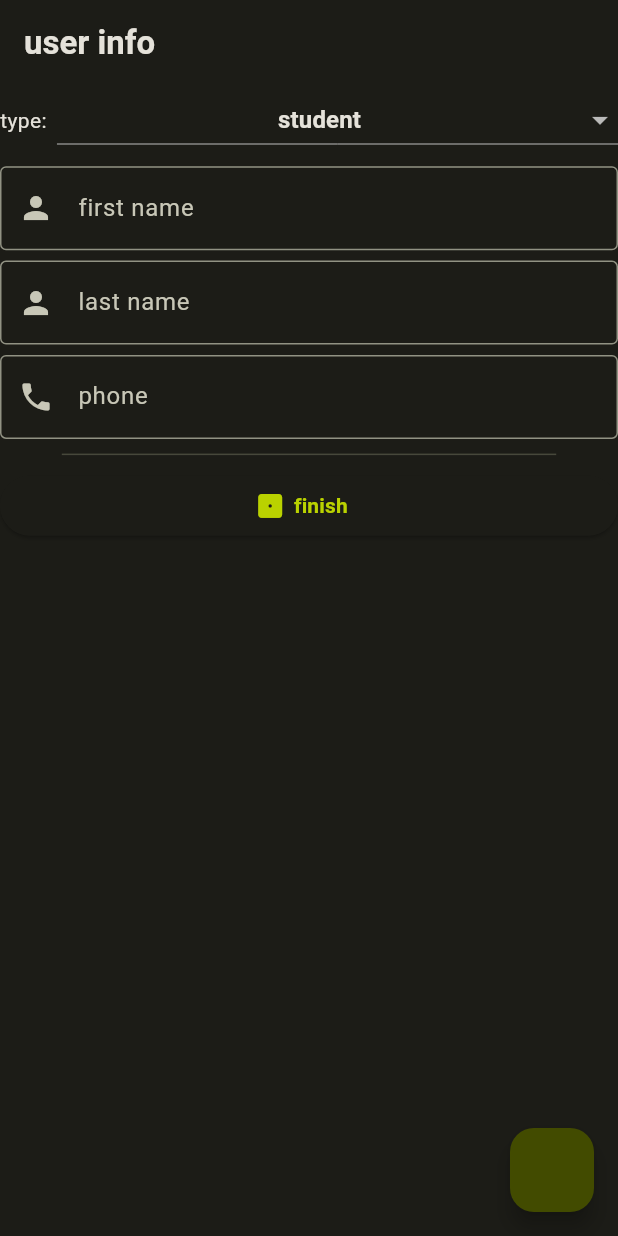
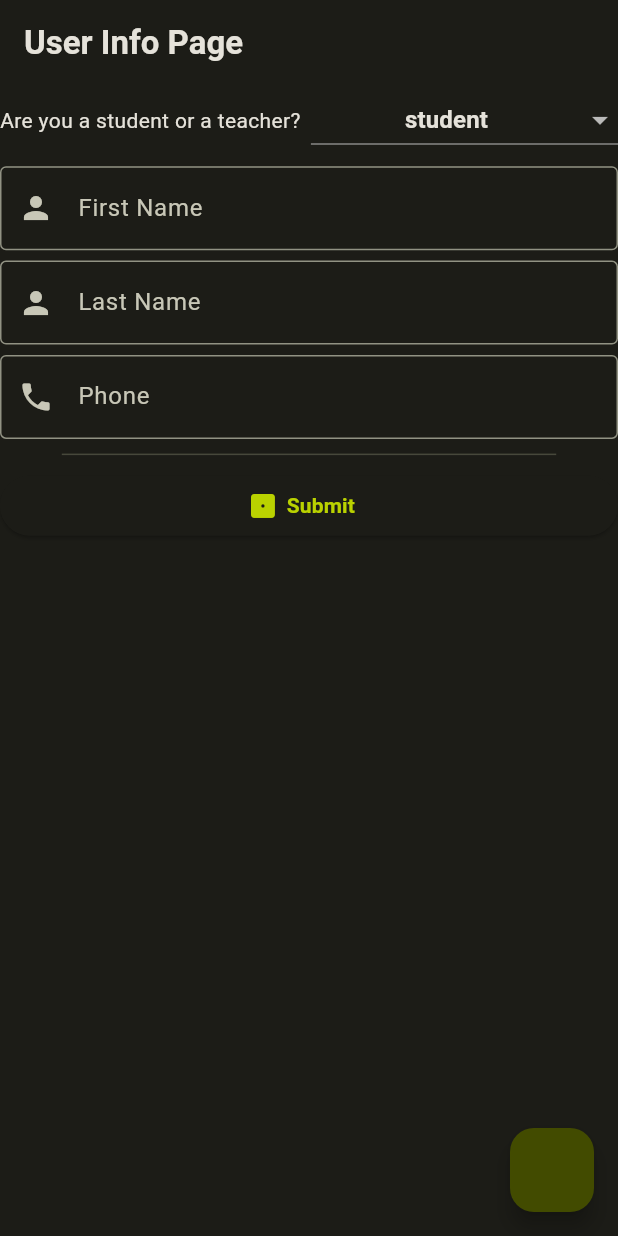
Before and after one commit to Mohamedabdeltawab86/quiz_app_new, a Flutter app: the UserTypeAndInfo screen opened by its route, on a phone screen of 412 x 824 dp. Run offline on Flutter 3.47's test engine with Material 3 defaults, Android fonts, the phone set to English and light mode, and no system bars; our stand-ins replace bloc, cloud_firestore, equatable, firebase_auth, firebase_core, firebase_storage and 10 more; accounts and stored records are empty; generated files the repository leaves out were written again; network calls fail; Roboto replaces fonts that are missing (Cairo).

Commit message:
add localizations

```diff
--- a/lib/l10n/intl_en.arb
+++ b/lib/l10n/intl_en.arb
@@ -19,11 +19,21 @@
   "passwordsDoNotMatch": "Passwords do not match",
   "haveNoAccount": "If you haven't account, ",
   "clickHere": "Click here.",
+  "or": "Or",
+
+  "firstName": "First Name",
+  "lastName": "Last Name",
+  "phone": "Phone",
+
+  "finish": "Submit",
+
   "student": "student",
   "teacher": "teacher",
-  "or": "Or",
   "registerTeacher": "Register as a Teacher",
   "registerStudent": "Register as a Student",
   "registerTeacherForm": "Teacher Registration Form",
-  "registerStudentForm": "Student Registration Form"
+  "registerStudentForm": "Student Registration Form",
+
+  "userInfoPage": "User Info Page",
+  "userType": "Are you a student or a teacher?"
 }
--- a/lib/ui/screens/add_edit_course.dart
+++ b/lib/ui/screens/add_edit_course.dart
@@ -3,7 +3,7 @@ import 'package:flutter_bloc/flutter_bloc.dart';
 import 'package:flutter_easyloading/flutter_easyloading.dart';
 import 'package:go_router/go_router.dart';
 import 'package:quiz_app_new/bloc/course/course_bloc.dart';
-import 'package:quiz_app_new/ui/widgets/CommanTextField.dart';
+import 'package:quiz_app_new/ui/widgets/CommonTextField.dart';
 import 'package:quiz_app_new/ui/widgets/common_button.dart';
 import 'package:sizer/sizer.dart';
 
--- a/lib/ui/screens/user_type.dart
+++ b/lib/ui/screens/user_type.dart
@@ -18,9 +18,7 @@ class UserTypeAndInfo extends StatelessWidget {
     final bloc = context.read<AuthBloc>();
     return Scaffold(
       appBar: AppBar(
-        // Your existing app bar content
-        // todo: add page name
-        title: const Text("user info"),
+        title: Text(l10n.userInfoPage),
       ),
       body: GestureDetector(
         onTap: () => FocusManager.instance.primaryFocus?.unfocus(),
@@ -30,7 +28,7 @@ class UserTypeAndInfo extends StatelessWidget {
             children: [
               Row(
                 children: [
-                  const Text("type:"),
+                  Text(l10n.userType),
                   Gap(5.sp),
                   Expanded(
                     child: BlocBuilder<AuthBloc, AuthState>(
@@ -50,12 +48,12 @@ class UserTypeAndInfo extends StatelessWidget {
               QuizTextField(
                 controller: bloc.firstNameController,
                 icon: Icons.person,
-                label: "first name",
+                label: l10n.firstName,
                 validator: (value) {
                   if (value != null && value.isNotEmpty) {
                     return null;
                   } else {
-                    return "Field must not be empty";
+                    return l10n.emptyField;
                   }
                 },
               ),
@@ -63,7 +61,7 @@ class UserTypeAndInfo extends StatelessWidget {
               QuizTextField(
                 controller: bloc.lastNameController,
                 icon: Icons.person,
-                label: "last name",
+                label: l10n.lastName,
                 validator: (_) => null,
               ),
               Gap(5.sp),
@@ -72,7 +70,7 @@ class UserTypeAndInfo extends StatelessWidget {
                 icon: Icons.phone,
                 keyboardType: TextInputType.phone,
                 digitsOnly: true,
-                label: "phone",
+                label: l10n.phone,
                 // TODO: later: validate phone number passed on country
                 validator: (_) => null,
               ),
@@ -80,7 +78,7 @@ class UserTypeAndInfo extends StatelessWidget {
               ElevatedButton.icon(
                 onPressed: () => bloc.add(UserInfoSubmitted()),
                 icon: const FaIcon(FontAwesomeIcons.diceOne),
-                label: const Text("finish"),
+                label: Text(l10n.finish),
               ),
             ],
           ),
```
Also changed, not shown: lib/l10n/intl_ar.arb (+10 -1 lines), lib/ui/screens/register_page.dart (+10 -8 lines), lib/ui/widgets/CommonTextField.dart (renamed from lib/ui/widgets/CommanTextField.dart).
